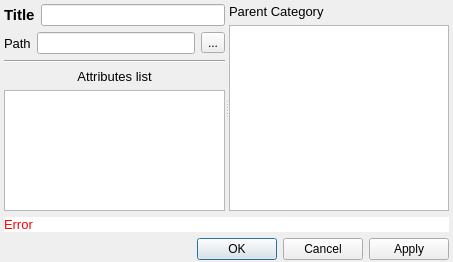
First picture: the form in REXLoader/categorydialog.ui, repository RA9OAJ/rexloader, before the edit.
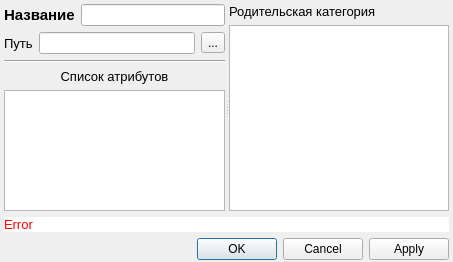
Second picture: the form after the edit.

The edit to the form file:
```diff
--- a/REXLoader/categorydialog.ui
+++ b/REXLoader/categorydialog.ui
@@ -45,7 +45,7 @@
             </font>
            </property>
            <property name="text">
-            <string>Title</string>
+            <string>Название</string>
            </property>
           </widget>
          </item>
@@ -68,7 +68,7 @@
             </font>
            </property>
            <property name="text">
-            <string>Path</string>
+            <string>Путь</string>
            </property>
           </widget>
          </item>
@@ -105,7 +105,7 @@
             </font>
            </property>
            <property name="text">
-            <string>Attributes list</string>
+            <string>Список атрибутов</string>
            </property>
            <property name="alignment">
             <set>Qt::AlignCenter</set>
@@ -129,7 +129,7 @@
           </font>
          </property>
          <property name="text">
-          <string>Parent Category</string>
+          <string>Родительская категория</string>
          </property>
         </widget>
        </item>
```
